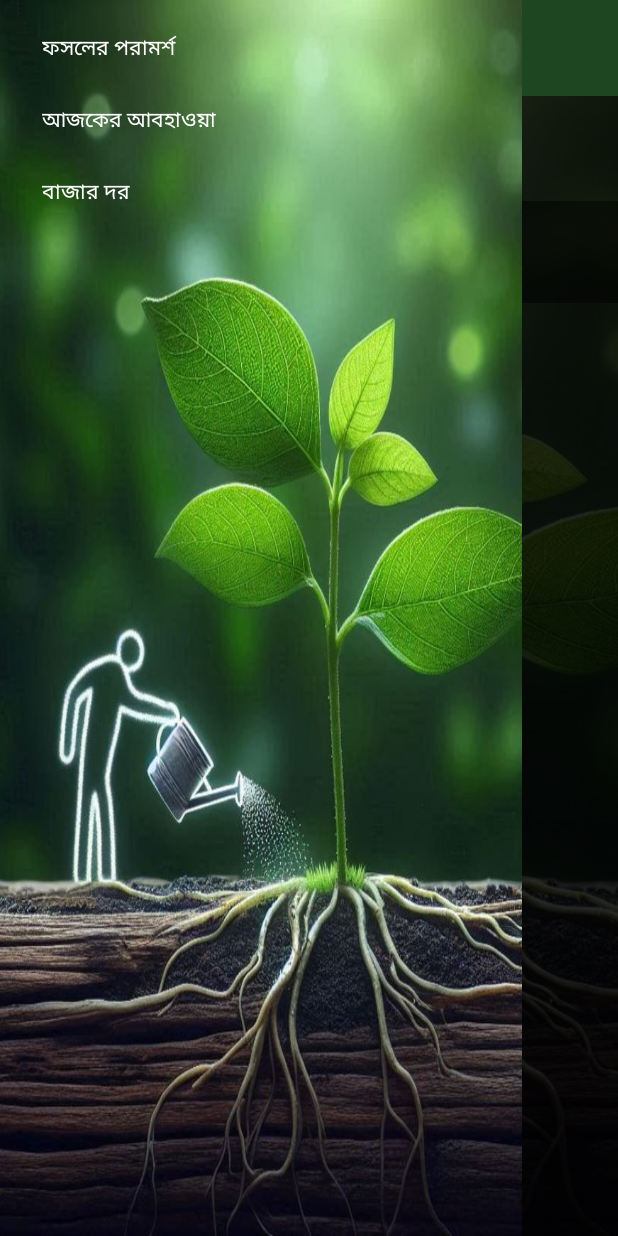
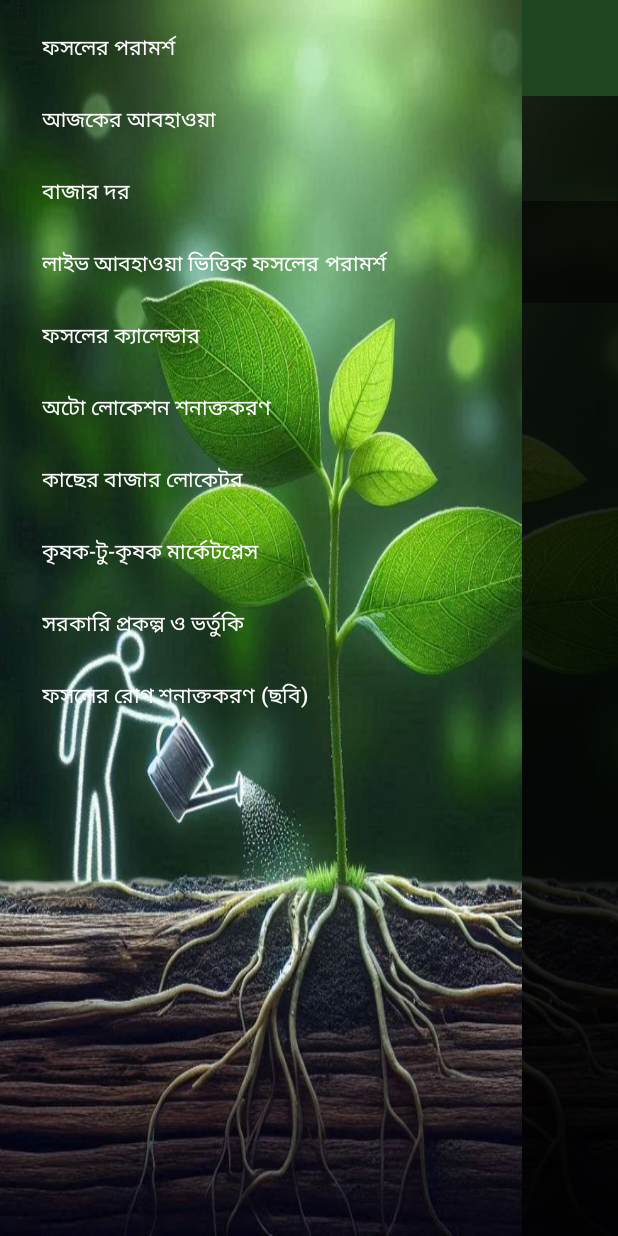
Before and after one commit to Raj-Ghosh-10/KrishakSathiAndroid, an Android app: the screen it shows after launch (MainActivity), with the side drawer open, on a phone screen of 412 x 824 dp. Run offline under Robolectric (Android 15) with nearby library versions, the phone set to English and light mode, and no system bars.

Commit message:
final work

```diff
--- a/app/src/main/res/menu/drawer_menu.xml
+++ b/app/src/main/res/menu/drawer_menu.xml
@@ -1,14 +1,53 @@
 <menu xmlns:android="http://schemas.android.com/apk/res/android">
 
+    <!-- Crop Suggestion -->
     <item
         android:id="@+id/nav_crop"
         android:title="ফসলের পরামর্শ" />
 
+    <!-- Today's Weather -->
     <item
         android:id="@+id/nav_weather"
         android:title="আজকের আবহাওয়া" />
 
+    <!-- Market Price -->
     <item
         android:id="@+id/nav_market"
         android:title="বাজার দর" />
+
+    <!-- Live Weather-Based Crop Suggestions -->
+    <item
+        android:id="@+id/nav_live_weather_crop"
+        android:title="লাইভ আবহাওয়া ভিত্তিক ফসলের পরামর্শ" />
+
+    <!-- Crop Calendar View -->
+    <item
+        android:id="@+id/nav_crop_calendar"
+        android:title="ফসলের ক্যালেন্ডার" />
+
+    <!-- Auto Location Detection -->
+    <item
+        android:id="@+id/nav_auto_location"
+        android:title="অটো লোকেশন শনাক্তকরণ" />
+
+    <!-- Nearby Mandi/Market Locator -->
+    <item
+        android:id="@+id/nav_nearby_market"
+        android:title="কাছের বাজার লোকেটর" />
+
+    <!-- Farmer-to-Farmer Marketplace -->
+    <item
+        android:id="@+id/nav_farmer_marketplace"
+        android:title="কৃষক-টু-কৃষক মার্কেটপ্লেস" />
+
+    <!-- Government Schemes and Subsidies -->
+    <item
+        android:id="@+id/nav_govt_schemes"
+        android:title="সরকারি প্রকল্প ও ভর্তুকি" />
+
+    <!-- Crop Disease Detection -->
+    <item
+        android:id="@+id/nav_disease_detection"
+        android:title="ফসলের রোগ শনাক্তকরণ (ছবি)" />
+
 </menu>
```
